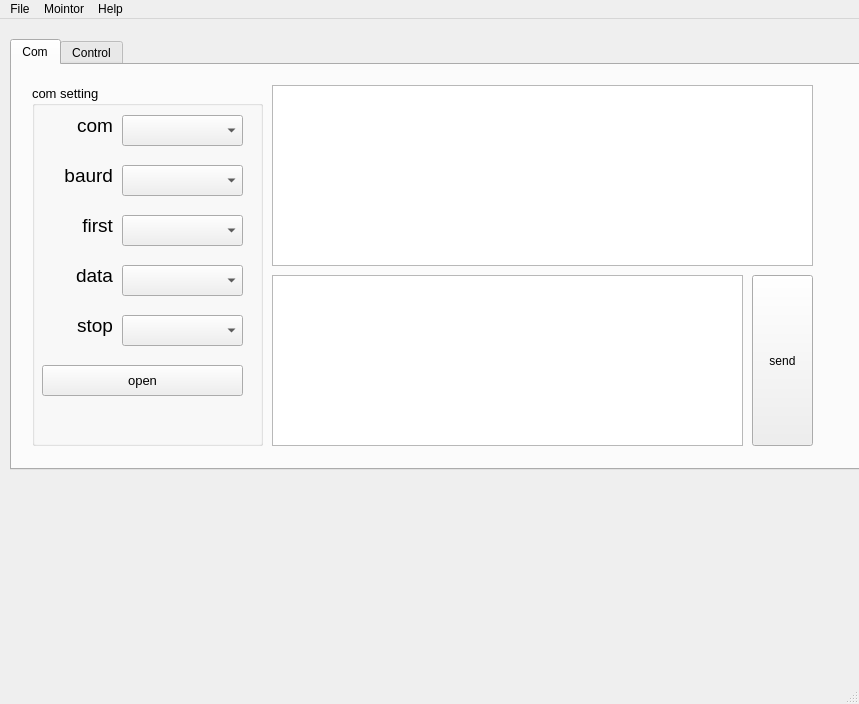
The window that core/mainwindow.ui (kmolLin/Pyquino) describes before a commit, drawn with Qt 5.
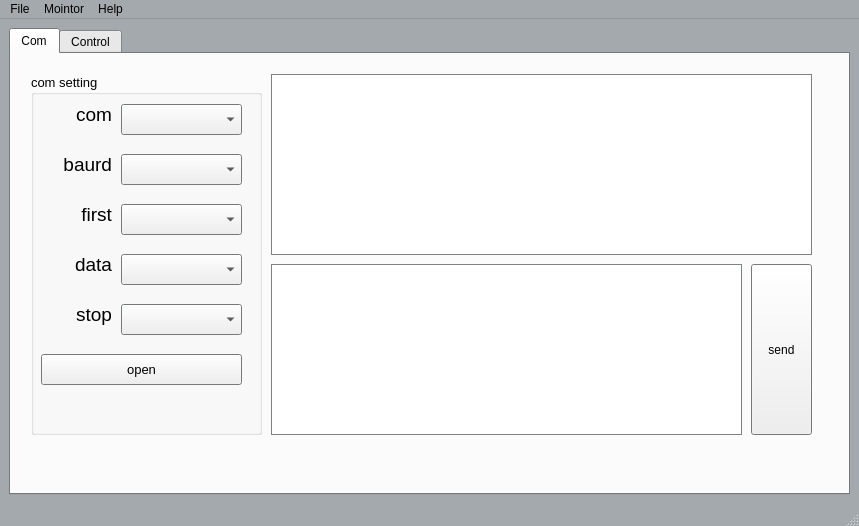
The same window after the commit. Icons and pictures are not drawn.

Diff of the .ui file:
```diff
--- a/core/mainwindow.ui
+++ b/core/mainwindow.ui
@@ -7,9 +7,181 @@
     <x>0</x>
     <y>0</y>
     <width>859</width>
-    <height>704</height>
+    <height>526</height>
    </rect>
   </property>
+  <property name="palette">
+   <palette>
+    <active>
+     <colorrole role="WindowText">
+      <brush brushstyle="SolidPattern">
+       <color alpha="255">
+        <red>255</red>
+        <green>255</green>
+        <blue>0</blue>
+       </color>
+      </brush>
+     </colorrole>
+     <colorrole role="Dark">
+      <brush brushstyle="SolidPattern">
+       <color alpha="255">
+        <red>30</red>
+        <green>159</green>
+        <blue>131</blue>
+       </color>
+      </brush>
+     </colorrole>
+     <colorrole role="Text">
+      <brush brushstyle="SolidPattern">
+       <color alpha="255">
+        <red>0</red>
+        <green>0</green>
+        <blue>0</blue>
+       </color>
+      </brush>
+     </colorrole>
+     <colorrole role="ButtonText">
+      <brush brushstyle="SolidPattern">
+       <color alpha="255">
+        <red>0</red>
+        <green>0</green>
+        <blue>0</blue>
+       </color>
+      </brush>
+     </colorrole>
+     <colorrole role="Base">
+      <brush brushstyle="SolidPattern">
+       <color alpha="255">
+        <red>255</red>
+        <green>255</green>
+        <blue>255</blue>
+       </color>
+      </brush>
+     </colorrole>
+     <colorrole role="Window">
+      <brush brushstyle="SolidPattern">
+       <color alpha="255">
+        <red>164</red>
+        <green>169</green>
+        <blue>173</blue>
+       </color>
+      </brush>
+     </colorrole>
+    </active>
+    <inactive>
+     <colorrole role="WindowText">
+      <brush brushstyle="SolidPattern">
+       <color alpha="255">
+        <red>255</red>
+        <green>255</green>
+        <blue>0</blue>
+       </color>
+      </brush>
+     </colorrole>
+     <colorrole role="Dark">
+      <brush brushstyle="SolidPattern">
+       <color alpha="255">
+        <red>30</red>
+        <green>159</green>
+        <blue>131</blue>
+       </color>
+      </brush>
+     </colorrole>
+     <colorrole role="Text">
+      <brush brushstyle="SolidPattern">
+       <color alpha="255">
+        <red>0</red>
+        <green>0</green>
+        <blue>0</blue>
+       </color>
+      </brush>
+     </colorrole>
+     <colorrole role="ButtonText">
+      <brush brushstyle="SolidPattern">
+       <color alpha="255">
+        <red>0</red>
+        <green>0</green>
+        <blue>0</blue>
+       </color>
+      </brush>
+     </colorrole>
+     <colorrole role="Base">
+      <brush brushstyle="SolidPattern">
+       <color alpha="255">
+        <red>255</red>
+        <green>255</green>
+        <blue>255</blue>
+       </color>
+      </brush>
+     </colorrole>
+     <colorrole role="Window">
+      <brush brushstyle="SolidPattern">
+       <color alpha="255">
+        <red>164</red>
+        <green>169</green>
+        <blue>173</blue>
+       </color>
+      </brush>
+     </colorrole>
+    </inactive>
+    <disabled>
+     <colorrole role="WindowText">
+      <brush brushstyle="SolidPattern">
+       <color alpha="255">
+        <red>30</red>
+        <green>159</green>
+        <blue>131</blue>
+       </color>
+      </brush>
+     </colorrole>
+     <colorrole role="Dark">
+      <brush brushstyle="SolidPattern">
+       <color alpha="255">
+        <red>30</red>
+        <green>159</green>
+        <blue>131</blue>
+       </color>
+      </brush>
+     </colorrole>
+     <colorrole role="Text">
+      <brush brushstyle="SolidPattern">
+       <color alpha="255">
+        <red>30</red>
+        <green>159</green>
+        <blue>131</blue>
+       </color>
+      </brush>
+     </colorrole>
+     <colorrole role="ButtonText">
+      <brush brushstyle="SolidPattern">
+       <color alpha="255">
+        <red>30</red>
+        <green>159</green>
+        <blue>131</blue>
+       </color>
+      </brush>
+     </colorrole>
+     <colorrole role="Base">
+      <brush brushstyle="SolidPattern">
+       <color alpha="255">
+        <red>164</red>
+        <green>169</green>
+        <blue>173</blue>
+       </color>
+      </brush>
+     </colorrole>
+     <colorrole role="Window">
+      <brush brushstyle="SolidPattern">
+       <color alpha="255">
+        <red>164</red>
+        <green>169</green>
+        <blue>173</blue>
+       </color>
+      </brush>
+     </colorrole>
+    </disabled>
+   </palette>
+  </property>
   <property name="windowTitle">
    <string>Pyqtuino</string>
   </property>
@@ -17,15 +189,160 @@
    <iconset resource="../icons.qrc">
     <normaloff>:/icons/serialport.png</normaloff>:/icons/serialport.png</iconset>
   </property>
+  <property name="autoFillBackground">
+   <bool>true</bool>
+  </property>
   <widget class="QWidget" name="centralWidget">
+   <layout class="QVBoxLayout" name="verticalLayout">
+    <item>
    <widget class="QTabWidget" name="tabWidget">
-    <property name="geometry">
-     <rect>
-      <x>10</x>
-      <y>20</y>
-      <width>871</width>
-      <height>431</height>
-     </rect>
+      <property name="palette">
+       <palette>
+        <active>
+         <colorrole role="WindowText">
+          <brush brushstyle="SolidPattern">
+           <color alpha="255">
+            <red>0</red>
+            <green>0</green>
+            <blue>0</blue>
+           </color>
+          </brush>
+         </colorrole>
+         <colorrole role="Text">
+          <brush brushstyle="SolidPattern">
+           <color alpha="255">
+            <red>0</red>
+            <green>0</green>
+            <blue>0</blue>
+           </color>
+          </brush>
+         </colorrole>
+         <colorrole role="ButtonText">
+          <brush brushstyle="SolidPattern">
+           <color alpha="255">
+            <red>255</red>
+            <green>255</green>
+            <blue>255</blue>
+           </color>
+          </brush>
+         </colorrole>
+         <colorrole role="Base">
+          <brush brushstyle="SolidPattern">
+           <color alpha="255">
+            <red>255</red>
+            <green>255</green>
+            <blue>255</blue>
+           </color>
+          </brush>
+         </colorrole>
+         <colorrole role="Window">
+          <brush brushstyle="SolidPattern">
+           <color alpha="255">
+            <red>164</red>
+            <green>169</green>
+            <blue>173</blue>
+           </color>
+          </brush>
+         </colorrole>
+        </active>
+        <inactive>
+         <colorrole role="WindowText">
+          <brush brushstyle="SolidPattern">
+           <color alpha="255">
+            <red>0</red>
+            <green>0</green>
+            <blue>0</blue>
+           </color>
+          </brush>
+         </colorrole>
+         <colorrole role="Text">
+          <brush brushstyle="SolidPattern">
+           <color alpha="255">
+            <red>0</red>
+            <green>0</green>
+            <blue>0</blue>
+           </color>
+          </brush>
+         </colorrole>
+         <colorrole role="ButtonText">
+          <brush brushstyle="SolidPattern">
+           <color alpha="255">
+            <red>255</red>
+            <green>255</green>
+            <blue>255</blue>
+           </color>
+          </brush>
+         </colorrole>
+         <colorrole role="Base">
+          <brush brushstyle="SolidPattern">
+           <color alpha="255">
+            <red>255</red>
+            <green>255</green>
+            <blue>255</blue>
+           </color>
+          </brush>
+         </colorrole>
+         <colorrole role="Window">
+          <brush brushstyle="SolidPattern">
+           <color alpha="255">
+            <red>164</red>
+            <green>169</green>
+            <blue>173</blue>
+           </color>
+          </brush>
+         </colorrole>
+        </inactive>
+        <disabled>
+         <colorrole role="WindowText">
+          <brush brushstyle="SolidPattern">
+           <color alpha="255">
+            <red>30</red>
+            <green>159</green>
+            <blue>131</blue>
+           </color>
+          </brush>
+         </colorrole>
+         <colorrole role="Text">
+          <brush brushstyle="SolidPattern">
+           <color alpha="255">
+            <red>30</red>
+            <green>159</green>
+            <blue>131</blue>
+           </color>
+          </brush>
+         </colorrole>
+         <colorrole role="ButtonText">
+          <brush brushstyle="SolidPattern">
+           <color alpha="255">
+            <red>30</red>
+            <green>159</green>
+            <blue>131</blue>
+           </color>
+          </brush>
+         </colorrole>
+         <colorrole role="Base">
+          <brush brushstyle="SolidPattern">
+           <color alpha="255">
+            <red>164</red>
+            <green>169</green>
+            <blue>173</blue>
+           </color>
+          </brush>
+         </colorrole>
+         <colorrole role="Window">
+          <brush brushstyle="SolidPattern">
+           <color alpha="255">
+            <red>164</red>
+            <green>169</green>
+            <blue>173</blue>
+           </color>
+          </brush>
+         </colorrole>
+        </disabled>
+       </palette>
+      </property>
+      <property name="autoFillBackground">
+       <bool>true</bool>
     </property>
     <property name="currentIndex">
      <number>0</number>
@@ -34,6 +351,124 @@
      <bool>false</bool>
     </property>
     <widget class="QWidget" name="tab">
+       <property name="palette">
+        <palette>
+         <active>
+          <colorrole role="Text">
+           <brush brushstyle="SolidPattern">
+            <color alpha="255">
+             <red>0</red>
+             <green>0</green>
+             <blue>0</blue>
+            </color>
+           </brush>
+          </colorrole>
+          <colorrole role="BrightText">
+           <brush brushstyle="SolidPattern">
+            <color alpha="255">
+             <red>255</red>
+             <green>255</green>
+             <blue>255</blue>
+            </color>
+           </brush>
+          </colorrole>
+          <colorrole role="ButtonText">
+           <brush brushstyle="SolidPattern">
+            <color alpha="255">
+             <red>0</red>
+             <green>0</green>
+             <blue>0</blue>
+            </color>
+           </brush>
+          </colorrole>
+          <colorrole role="HighlightedText">
+           <brush brushstyle="SolidPattern">
+            <color alpha="255">
+             <red>255</red>
+             <green>255</green>
+             <blue>255</blue>
+            </color>
+           </brush>
+          </colorrole>
+         </active>
+         <inactive>
+          <colorrole role="Text">
+           <brush brushstyle="SolidPattern">
+            <color alpha="255">
+             <red>0</red>
+             <green>0</green>
+             <blue>0</blue>
+            </color>
+           </brush>
+          </colorrole>
+          <colorrole role="BrightText">
+           <brush brushstyle="SolidPattern">
+            <color alpha="255">
+             <red>255</red>
+             <green>255</green>
+             <blue>255</blue>
+            </color>
+           </brush>
+          </colorrole>
+          <colorrole role="ButtonText">
+           <brush brushstyle="SolidPattern">
+            <color alpha="255">
+             <red>0</red>
+             <green>0</green>
+             <blue>0</blue>
+            </color>
+           </brush>
+          </colorrole>
+          <colorrole role="HighlightedText">
+           <brush brushstyle="SolidPattern">
+            <color alpha="255">
+             <red>255</red>
+             <green>255</green>
+             <blue>255</blue>
+            </color>
+           </brush>
+          </colorrole>
+         </inactive>
+         <disabled>
+          <colorrole role="Text">
+           <brush brushstyle="SolidPattern">
+            <color alpha="255">
+             <red>30</red>
+             <green>159</green>
+             <blue>131</blue>
+            </color>
+           </brush>
+          </colorrole>
+          <colorrole role="BrightText">
+           <brush brushstyle="SolidPattern">
+            <color alpha="255">
+             <red>255</red>
+             <green>255</green>
+             <blue>255</blue>
+            </color>
+           </brush>
+          </colorrole>
+          <colorrole role="ButtonText">
+           <brush brushstyle="SolidPattern">
+            <color alpha="255">
+             <red>30</red>
+             <green>159</green>
+             <blue>131</blue>
+            </color>
+           </brush>
+          </colorrole>
+          <colorrole role="HighlightedText">
+           <brush brushstyle="SolidPattern">
+            <color alpha="255">
+             <red>255</red>
+             <green>255</green>
+             <blue>255</blue>
+            </color>
+           </brush>
+          </colorrole>
+         </disabled>
+        </palette>
+       </property>
      <attribute name="title">
       <string>Com</string>
      </attribute>
@@ -281,8 +716,8 @@
        <string>&lt;!DOCTYPE HTML PUBLIC &quot;-//W3C//DTD HTML 4.0//EN&quot; &quot;http://www.w3.org/TR/REC-html40/strict.dtd&quot;&gt;
 &lt;html&gt;&lt;head&gt;&lt;meta name=&quot;qrichtext&quot; content=&quot;1&quot; /&gt;&lt;style type=&quot;text/css&quot;&gt;
 p, li { white-space: pre-wrap; }
-&lt;/style&gt;&lt;/head&gt;&lt;body style=&quot; font-family:'PMingLiU'; font-size:14pt; font-weight:400; font-style:normal;&quot;&gt;
-&lt;p style=&quot;-qt-paragraph-type:empty; margin-top:0px; margin-bottom:0px; margin-left:0px; margin-right:0px; -qt-block-indent:0; text-indent:0px;&quot;&gt;&lt;br /&gt;&lt;/p&gt;&lt;/body&gt;&lt;/html&gt;</string>
+&lt;/style&gt;&lt;/head&gt;&lt;body style=&quot; font-family:'Sans Serif'; font-size:14pt; font-weight:400; font-style:normal;&quot;&gt;
+&lt;p style=&quot;-qt-paragraph-type:empty; margin-top:0px; margin-bottom:0px; margin-left:0px; margin-right:0px; -qt-block-indent:0; text-indent:0px; font-family:'PMingLiU';&quot;&gt;&lt;br /&gt;&lt;/p&gt;&lt;/body&gt;&lt;/html&gt;</string>
       </property>
      </widget>
     </widget>
@@ -649,17 +1084,8 @@
      </widget>
     </widget>
    </widget>
-   <widget class="QWidget" name="horizontalLayoutWidget">
-    <property name="geometry">
-     <rect>
-      <x>50</x>
-      <y>450</y>
-      <width>321</width>
-      <height>201</height>
-     </rect>
-    </property>
-    <layout class="QHBoxLayout" name="horizontalLayout"/>
-   </widget>
+    </item>
+   </layout>
   </widget>
   <widget class="QStatusBar" name="statusBar"/>
   <widget class="QMenuBar" name="menuBar">
@@ -668,7 +1094,7 @@
      <x>0</x>
      <y>0</y>
      <width>859</width>
-     <height>21</height>
+     <height>23</height>
     </rect>
    </property>
    <widget class="QMenu" name="menuFile">
```
Lines whose indentation alone changed are shown as unchanged.
